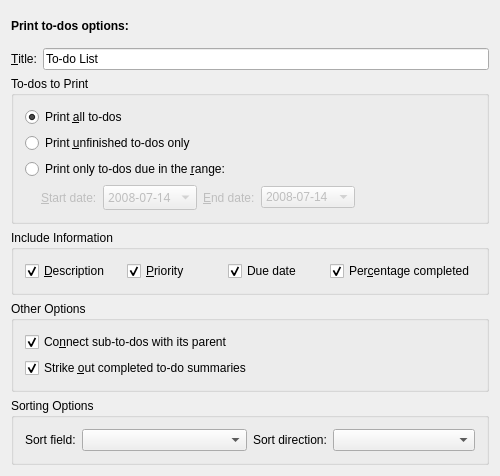
Qt form printing/calprinttodoconfig_base.ui (KDE/korganizer) before a commit.
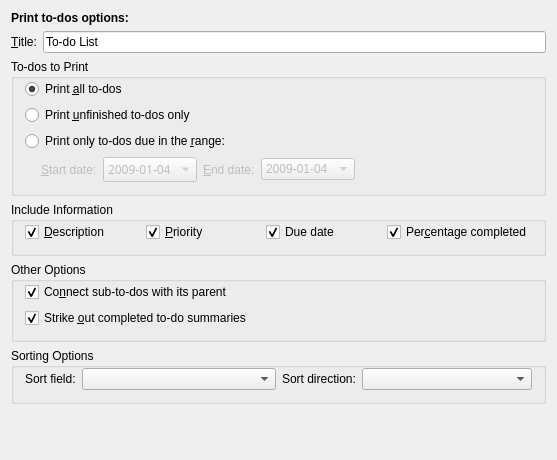
The same form after that commit. Custom widgets are drawn as their Qt base class.

Diff of the .ui file:
```diff
--- a/printing/calprinttodoconfig_base.ui
+++ b/printing/calprinttodoconfig_base.ui
@@ -7,12 +7,12 @@
    <rect>
     <x>0</x>
     <y>0</y>
-    <width>500</width>
-    <height>476</height>
+    <width>557</width>
+    <height>460</height>
    </rect>
   </property>
-  <layout class="QVBoxLayout" name="verticalLayout_2" >
-   <item>
+  <layout class="QGridLayout" name="gridLayout" >
+   <item row="0" column="0" >
     <widget class="QLabel" name="label" >
      <property name="text" >
       <string>&lt;html>&lt;head>&lt;meta name="qrichtext" content="1" />&lt;style type="text/css">
@@ -22,7 +22,7 @@
      </property>
     </widget>
    </item>
-   <item>
+   <item row="1" column="0" >
     <layout class="QHBoxLayout" >
      <item>
       <widget class="QLabel" name="mTitleLabel" >
@@ -43,12 +43,15 @@
      </item>
     </layout>
    </item>
-   <item>
+   <item row="2" column="0" >
     <widget class="QGroupBox" name="mPrintType" >
      <property name="title" >
       <string>To-dos to Print</string>
      </property>
      <layout class="QGridLayout" >
+      <property name="topMargin" >
+       <number>0</number>
+      </property>
       <item row="0" column="0" >
        <widget class="QRadioButton" name="mPrintAll" >
         <property name="text" >
@@ -146,7 +149,7 @@
           </property>
           <item>
            <property name="text" >
-            <string>2008-07-14</string>
+            <string>2009-01-04</string>
            </property>
           </item>
          </widget>
@@ -183,7 +186,7 @@
           </property>
           <item>
            <property name="text" >
-            <string>2008-07-14</string>
+            <string>2009-01-04</string>
            </property>
           </item>
          </widget>
@@ -209,7 +212,7 @@
      </layout>
     </widget>
    </item>
-   <item>
+   <item row="3" column="0" >
     <widget class="QGroupBox" name="includeInfoBox" >
      <property name="title" >
       <string>Include Information</string>
@@ -218,6 +221,9 @@
       <bool>false</bool>
      </property>
      <layout class="QHBoxLayout" name="horizontalLayout" >
+      <property name="topMargin" >
+       <number>0</number>
+      </property>
       <item>
        <widget class="QCheckBox" name="mDescription" >
         <property name="text" >
@@ -268,12 +274,15 @@
      <zorder>mPriority</zorder>
     </widget>
    </item>
-   <item>
+   <item row="4" column="0" >
     <widget class="QGroupBox" name="otherOptionsBox" >
      <property name="title" >
       <string>Other Options</string>
      </property>
      <layout class="QVBoxLayout" name="verticalLayout" >
+      <property name="topMargin" >
+       <number>0</number>
+      </property>
       <item>
        <widget class="QCheckBox" name="mConnectSubTodos" >
         <property name="text" >
@@ -297,12 +306,15 @@
      </layout>
     </widget>
    </item>
-   <item>
+   <item row="5" column="0" >
     <widget class="QGroupBox" name="sortingOptionsBox" >
      <property name="title" >
       <string>Sorting Options</string>
      </property>
      <layout class="QHBoxLayout" name="horizontalLayout_2" >
+      <property name="topMargin" >
+       <number>0</number>
+      </property>
       <item>
        <layout class="QHBoxLayout" >
         <item>
@@ -360,6 +372,19 @@
      </layout>
     </widget>
    </item>
+   <item row="6" column="0" >
+    <spacer name="verticalSpacer" >
+     <property name="orientation" >
+      <enum>Qt::Vertical</enum>
+     </property>
+     <property name="sizeHint" stdset="0" >
+      <size>
+       <width>20</width>
+       <height>7</height>
+      </size>
+     </property>
+    </spacer>
+   </item>
   </layout>
  </widget>
  <layoutdefault spacing="6" margin="11" />
```
Left out of the diff: 7 changed lines with no effect on the pictures.
